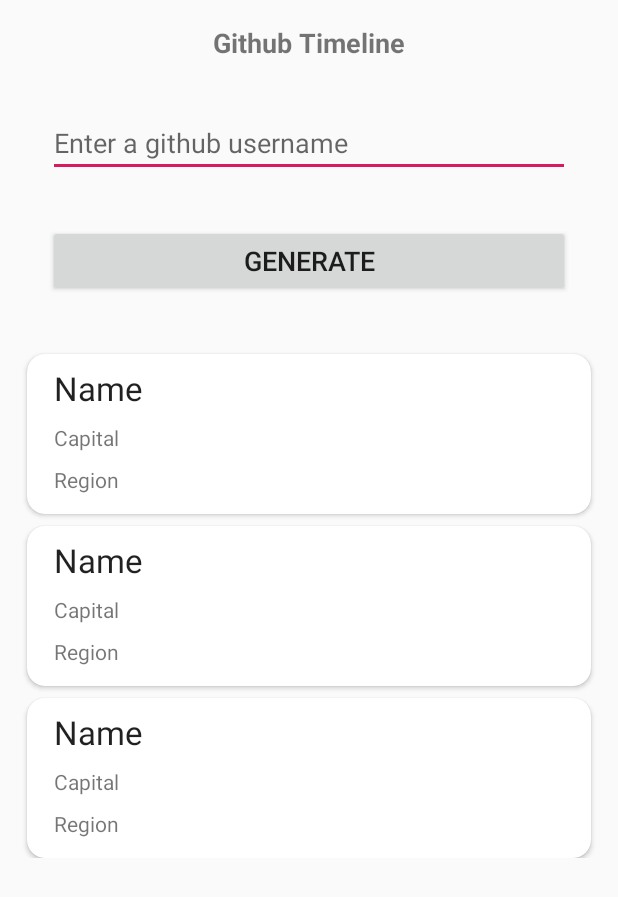
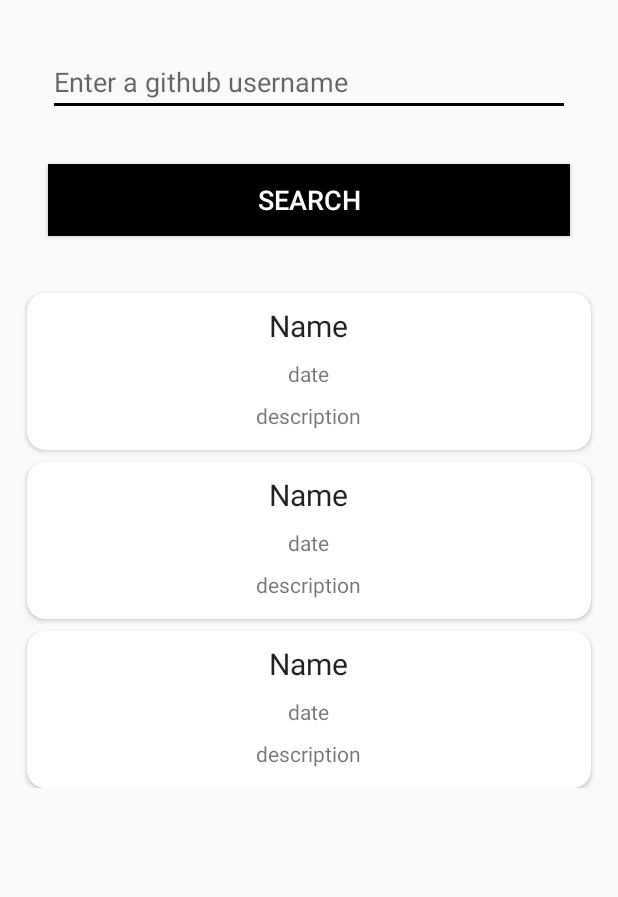
Before and after one commit to roymw09/github-repo-timeline, an Android app: the layout activity_main.xml on its own in the app's theme, with its tools: preview values and no code run, on a phone screen of 412 x 824 dp. Shown: the top 897 px of the screen. Run offline under Robolectric (Android 15) with nearby library versions, the phone set to English and light mode, and no system bars.

Commit message:
Repos are now sorted from newest to oldest, no more null descriptions, & UI has been updated.

```diff
--- a/app/src/main/java/com/example/timeline_app/AppModel.java
+++ b/app/src/main/java/com/example/timeline_app/AppModel.java
@@ -1,6 +1,6 @@
 package com.example.timeline_app;
 
-public class AppModel {
+public class AppModel implements Comparable<AppModel>{
 
     private String name;
     private String description;
@@ -19,7 +19,12 @@ public class AppModel {
     }
 
     public void setDescription(String description) {
-        this.description = description;
+        if (description.equals("null")) {
+            this.description = "No description";
+        }
+        else {
+            this.description = description;
+        }
     }
 
     public String getCreated_At() {
@@ -29,4 +34,9 @@ public class AppModel {
     public void setCreated_at(String created_at) {
         this.created_at = created_at;
     }
+
+    @Override
+    public int compareTo(AppModel o) {
+        return o.getCreated_At().compareTo(getCreated_At()); // used in the MainActivity to sort modelRecyclerArrayList by date
+    }
 }
--- a/app/src/main/java/com/example/timeline_app/MainActivity.java
+++ b/app/src/main/java/com/example/timeline_app/MainActivity.java
@@ -9,6 +9,7 @@ import androidx.recyclerview.widget.LinearLayoutManager;
 import androidx.recyclerview.widget.RecyclerView;
 import com.example.timeline_app.databinding.ActivityMainBinding;
 import java.util.ArrayList;
+import java.util.Collections;
 
 public class MainActivity extends AppCompatActivity{
 
@@ -41,10 +42,11 @@ public class MainActivity extends AppCompatActivity{
     private void displayData(View v) {
         appViewModel.loadData().observe(this, appModels -> {
             if (appModels == null) {
-                binding.usernameEditText.setError("User not found! Make sure you have an \ninternet connection" +
-                        "and your spelling is correct.");
+                binding.usernameEditText.setError("User not found! Check your spelling and confirm that you " +
+                        "have a valid internet connection");
             } else {
                 modelRecyclerArrayList = appModels;
+                Collections.sort(modelRecyclerArrayList); // sort by date
                 adapter.updateList(modelRecyclerArrayList);
             }
         });
--- a/app/src/main/res/layout/activity_main.xml
+++ b/app/src/main/res/layout/activity_main.xml
@@ -2,11 +2,13 @@
 <layout xmlns:android="http://schemas.android.com/apk/res/android"
     xmlns:app="http://schemas.android.com/apk/res-auto"
     xmlns:tools="http://schemas.android.com/tools">
+
     <data>
         <variable
             name="appViewModel"
             type="com.example.timeline_app.AppViewModel" />
     </data>
+
     <androidx.core.widget.NestedScrollView
         android:layout_width="match_parent"
         android:layout_height="wrap_content"
@@ -17,19 +19,6 @@
             android:layout_width="match_parent"
             android:layout_height="match_parent"
             tools:context=".View.MainActivity">
-
-            <TextView
-                android:id="@+id/titleTextView"
-                android:layout_width="match_parent"
-                android:layout_height="wrap_content"
-                android:layout_marginEnd="8dp"
-                android:layout_marginStart="8dp"
-                android:layout_marginTop="16dp"
-                android:lineSpacingExtra="8sp"
-                android:text="@string/heading_textview"
-                android:textAlignment="center"
-                android:textSize="18sp"
-                android:textStyle="bold" />
 
             <EditText
                 android:id="@+id/usernameEditText"
@@ -51,8 +40,9 @@
                 android:layout_marginStart="32dp"
                 android:layout_marginTop="32dp"
                 android:text="@string/generate_button"
-                android:textSize="18sp"
-                />
+                android:background="@android:color/background_dark"
+                android:textColor="@android:color/white"
+                android:textSize="18sp" />
 
             <androidx.recyclerview.widget.RecyclerView
                 android:id="@+id/recycler_view"
@@ -61,7 +51,9 @@
                 android:layout_marginTop="20dp"
                 android:padding="10dp"
                 tools:listitem="@layout/row_layout" />
+
         </LinearLayout>
 
     </androidx.core.widget.NestedScrollView>
+
 </layout>
--- a/app/src/main/res/layout/row_layout.xml
+++ b/app/src/main/res/layout/row_layout.xml
@@ -11,47 +11,42 @@
     android:layout_marginTop="8dp">
 
     <RelativeLayout
-        android:layout_width="wrap_content"
+        android:layout_width="match_parent"
         android:layout_height="wrap_content"
         android:padding="8dp">
 
         <TextView
             android:id="@+id/nameTextView"
-            android:layout_width="314dp"
+            android:layout_width="wrap_content"
             android:layout_height="wrap_content"
             android:layout_marginStart="10dp"
-            android:layout_marginLeft="10dp"
             android:layout_marginBottom="5dp"
-            android:ellipsize="end"
-            android:maxLines="1"
+            android:textSize="20sp"
             android:text="Name"
+            android:layout_centerHorizontal="true"
             android:textAppearance="@style/TextAppearance.AppCompat.Large" />
+
+        <TextView
+            android:id="@+id/createdOnTextView"
+            android:layout_width="wrap_content"
+            android:layout_height="wrap_content"
+            android:layout_marginStart="10dp"
+            android:layout_marginTop="3dp"
+            android:layout_marginBottom="5dp"
+            android:layout_below="@+id/nameTextView"
+            android:layout_centerHorizontal="true"
+            android:text="date" />
 
         <TextView
             android:id="@+id/descriptionTextView"
             android:layout_width="wrap_content"
             android:layout_height="wrap_content"
             android:layout_marginStart="10dp"
-            android:layout_marginLeft="10dp"
             android:layout_marginTop="3dp"
             android:layout_marginBottom="5dp"
-            android:layout_below="@+id/nameTextView"
-            android:ellipsize="end"
-            android:maxLines="1"
-            android:text="Capital" />
-
-        <TextView
-            android:id="@+id/createdOnTextView"
-            android:layout_width="wrap_content"
-            android:layout_height="wrap_content"
-            android:layout_marginStart="10dp"
-            android:layout_marginLeft="10dp"
-            android:layout_marginTop="3dp"
-            android:layout_marginBottom="5dp"
-            android:layout_below="@+id/descriptionTextView"
-            android:text="Region" />
-
-
+            android:layout_below="@+id/createdOnTextView"
+            android:layout_centerHorizontal="true"
+            android:text="description" />
 
     </RelativeLayout>
 
--- a/app/src/main/res/values/strings.xml
+++ b/app/src/main/res/values/strings.xml
@@ -1,6 +1,6 @@
 <resources>
-    <string name="app_name">timeline-app</string>
+    <string name="app_name">Repo Timeline</string>
     <string name="github_username_hint">Enter a github username</string>
-    <string name="generate_button">Generate</string>
+    <string name="generate_button">Search</string>
     <string name="heading_textview">Github Timeline</string>
 </resources>
--- a/app/src/main/res/values/styles.xml
+++ b/app/src/main/res/values/styles.xml
@@ -3,9 +3,9 @@
     <!-- Base application theme. -->
     <style name="AppTheme" parent="Theme.AppCompat.Light.DarkActionBar">
         <!-- Customize your theme here. -->
-        <item name="colorPrimary">@color/colorPrimary</item>
-        <item name="colorPrimaryDark">@color/colorPrimaryDark</item>
-        <item name="colorAccent">@color/colorAccent</item>
+        <item name="colorPrimary">@android:color/black</item>
+        <item name="colorPrimaryDark">@android:color/darker_gray</item>
+        <item name="colorAccent">@android:color/black</item>
     </style>
 
 </resources>
```
